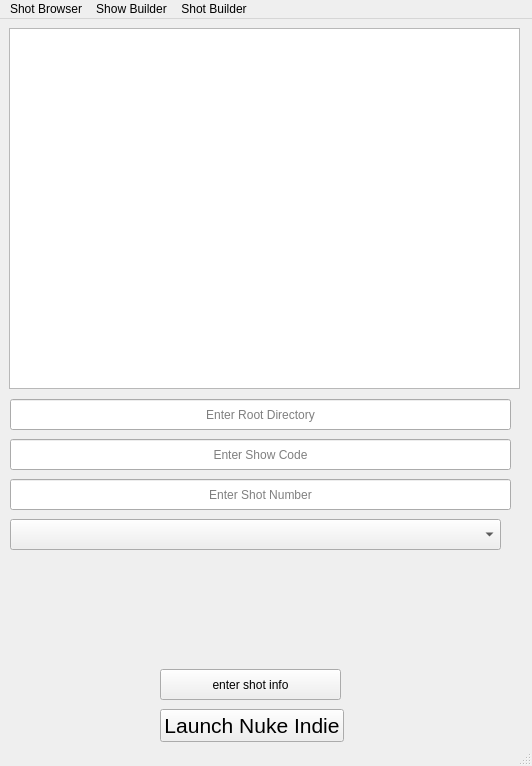
Qt form __QtFiles__/NukeFileMangerGUI_v002.ui (zackthomas1/NukeFileManager) before a commit.
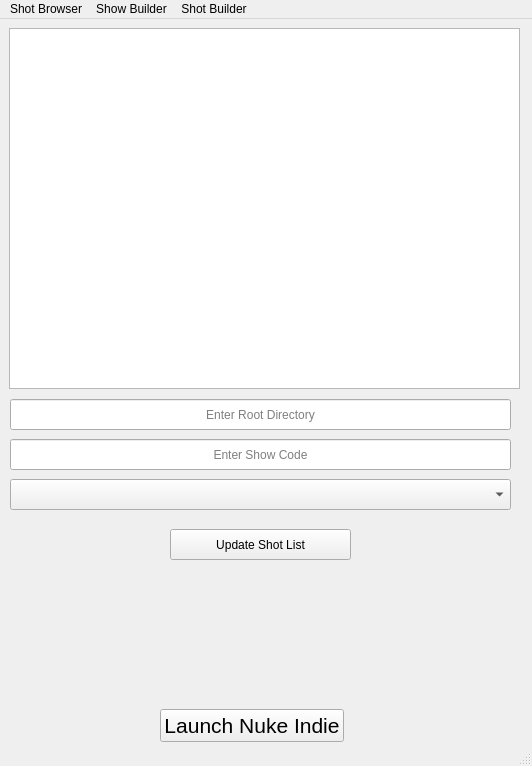
The same form after that commit.

Commit message: Removed shotCode_lineEdit and fully implemented shotCode_comboBox

What changed in the file:
```diff
--- a/__QtFiles__/NukeFileMangerGUI_v002.ui
+++ b/__QtFiles__/NukeFileMangerGUI_v002.ui
@@ -58,33 +58,17 @@
      <string>Enter Show Code</string>
     </property>
    </widget>
-   <widget class="QLineEdit" name="shotCode_lineEdit">
-    <property name="geometry">
-     <rect>
-      <x>10</x>
-      <y>460</y>
-      <width>501</width>
-      <height>31</height>
-     </rect>
-    </property>
-    <property name="alignment">
-     <set>Qt::AlignCenter</set>
-    </property>
-    <property name="placeholderText">
-     <string>Enter Shot Number</string>
-    </property>
-   </widget>
    <widget class="QPushButton" name="enter_shotinfo_pushButton">
     <property name="geometry">
      <rect>
-      <x>160</x>
-      <y>650</y>
+      <x>170</x>
+      <y>510</y>
       <width>181</width>
       <height>31</height>
      </rect>
     </property>
     <property name="text">
-     <string>enter shot info</string>
+     <string>Update Shot List</string>
     </property>
    </widget>
    <widget class="QLineEdit" name="rootDir_lineEdit">
@@ -113,11 +97,14 @@
     <property name="geometry">
      <rect>
       <x>10</x>
-      <y>500</y>
-      <width>491</width>
+      <y>460</y>
+      <width>501</width>
       <height>31</height>
      </rect>
     </property>
+    <property name="placeholderText">
+     <string>Shot Code</string>
+    </property>
    </widget>
   </widget>
   <widget class="QMenuBar" name="menubar">
```
The commit also changes 6 other files.
